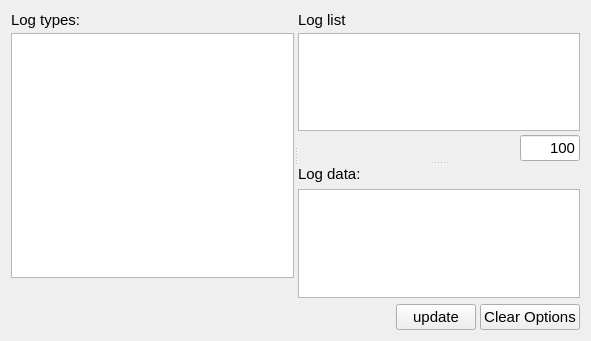
This is ccs/widget/CNodeLogWidget.ui in bisegni/chaosframework as Qt 5 draws it before an edit. The edited form follows.
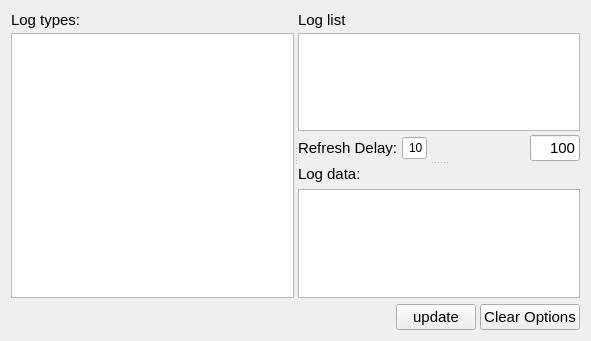
This is the edited form.

Diff of the .ui file:
```diff
--- a/ccs/widget/CNodeLogWidget.ui
+++ b/ccs/widget/CNodeLogWidget.ui
@@ -20,7 +20,7 @@
       <enum>Qt::Horizontal</enum>
      </property>
      <widget class="QWidget" name="verticalLayoutWidget">
-      <layout class="QVBoxLayout" name="verticalLayout" stretch="0,1,0">
+      <layout class="QVBoxLayout" name="verticalLayout" stretch="0,1">
        <property name="spacing">
         <number>4</number>
        </property>
@@ -43,26 +43,6 @@
          </property>
         </widget>
        </item>
-       <item>
-        <layout class="QHBoxLayout" name="horizontalLayout">
-         <property name="spacing">
-          <number>4</number>
-         </property>
-         <item>
-          <spacer name="horizontalSpacer_2">
-           <property name="orientation">
-            <enum>Qt::Horizontal</enum>
-           </property>
-           <property name="sizeHint" stdset="0">
-            <size>
-             <width>40</width>
-             <height>20</height>
-            </size>
-           </property>
-          </spacer>
-         </item>
-        </layout>
-       </item>
       </layout>
      </widget>
      <widget class="QSplitter" name="splitterLogEntriesVertical">
@@ -111,10 +91,50 @@
          </widget>
         </item>
         <item>
-         <layout class="QHBoxLayout" name="horizontalLayout_3" stretch="1,0">
+         <layout class="QHBoxLayout" name="horizontalLayout_3" stretch="0,0,1,0">
           <property name="spacing">
            <number>4</number>
           </property>
+          <item>
+           <widget class="QLabel" name="label_4">
+            <property name="font">
+             <font>
+              <pointsize>11</pointsize>
+             </font>
+            </property>
+            <property name="text">
+             <string>Refresh Delay:</string>
+            </property>
+           </widget>
+          </item>
+          <item>
+           <widget class="QLineEdit" name="lineEditRefreshUpdate">
+            <property name="sizePolicy">
+             <sizepolicy hsizetype="Fixed" vsizetype="Fixed">
+              <horstretch>0</horstretch>
+              <verstretch>0</verstretch>
+             </sizepolicy>
+            </property>
+            <property name="minimumSize">
+             <size>
+              <width>25</width>
+              <height>0</height>
+             </size>
+            </property>
+            <property name="maximumSize">
+             <size>
+              <width>25</width>
+              <height>16777215</height>
+             </size>
+            </property>
+            <property name="text">
+             <string>10</string>
+            </property>
+            <property name="alignment">
+             <set>Qt::AlignRight|Qt::AlignTrailing|Qt::AlignVCenter</set>
+            </property>
+           </widget>
+          </item>
           <item>
            <spacer name="horizontalSpacer">
             <property name="orientation">
@@ -144,7 +164,7 @@
             </property>
             <property name="maximumSize">
              <size>
-              <width>60</width>
+              <width>50</width>
               <height>16777215</height>
              </size>
             </property>
```
Left out of the diff: 2 changed lines with no effect on the pictures.
